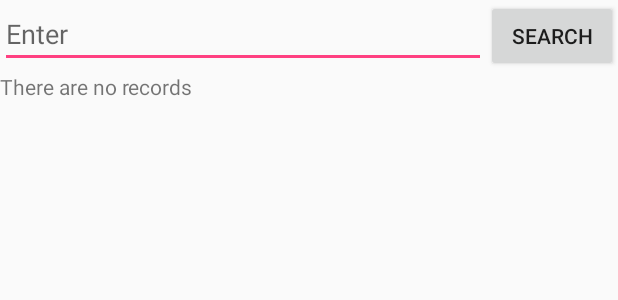
After one commit to yuchenhecs/geolive, an Android app: the layout activity_search.xml on its own in the app's theme, with its tools: preview values and no code run, on a phone screen of 412 x 824 dp. The commit adds this screen. Shown: the top 300 px of the screen. Run offline under Robolectric (Android 15) with nearby library versions, the phone set to English and light mode, and no system bars.

Commit message:
search view

```diff
--- /dev/null
+++ b/GeoLive/app/src/main/res/layout/activity_search.xml
@@ -0,0 +1,34 @@
+<?xml version="1.0" encoding="utf-8"?>
+<LinearLayout xmlns:android="http://schemas.android.com/apk/res/android"
+    android:orientation="vertical"
+    android:layout_width="fill_parent"
+    android:layout_height="fill_parent">
+    <LinearLayout
+        android:orientation="horizontal"
+        android:layout_width="fill_parent"
+        android:layout_height="wrap_content"
+        android:gravity="top">
+        <EditText
+            android:id="@+id/text"
+            android:layout_width="wrap_content"
+            android:layout_height="wrap_content"
+            android:hint="@string/text"
+            android:layout_weight="100.0" />
+        <Button
+            android:id="@+id/add"
+            android:layout_width="wrap_content"
+            android:layout_height="wrap_content"
+            android:text="@string/search" />
+    </LinearLayout>
+    <ListView
+        android:id="@android:id/list"
+        android:layout_width="fill_parent"
+        android:layout_height="wrap_content" />
+    <TextView
+        android:layout_gravity="left"
+        android:id="@android:id/empty"
+        android:layout_width="fill_parent"
+        android:layout_height="fill_parent"
+        android:text="@string/no_records"/>
+
+</LinearLayout>
--- a/GeoLive/app/src/main/res/values/strings.xml
+++ b/GeoLive/app/src/main/res/values/strings.xml
@@ -48,4 +48,8 @@
     <string name="message_user_joined">%s joined</string>
     <string name="message_user_left">%s left</string>
     <string name="user_action_typing">is typing</string>
+
+    <string name = "text">Enter</string>
+    <string name = "search">Search</string>
+    <string name = "no_records">There are no records</string>
 </resources>
--- /dev/null
+++ b/GeoLive/app/src/main/res/xml/searchable.xml
@@ -0,0 +1,7 @@
+<?xml version="1.0" encoding="utf-8"?>
+<searchable xmlns:android="http://schemas.android.com/apk/res/android">
+    android:hint="@string/Find!"
+    android:label="@string/app_name"
+    android:icon="@drawable/kale">
+
+</searchable>
```
Also changed, not shown: 1 other file.
